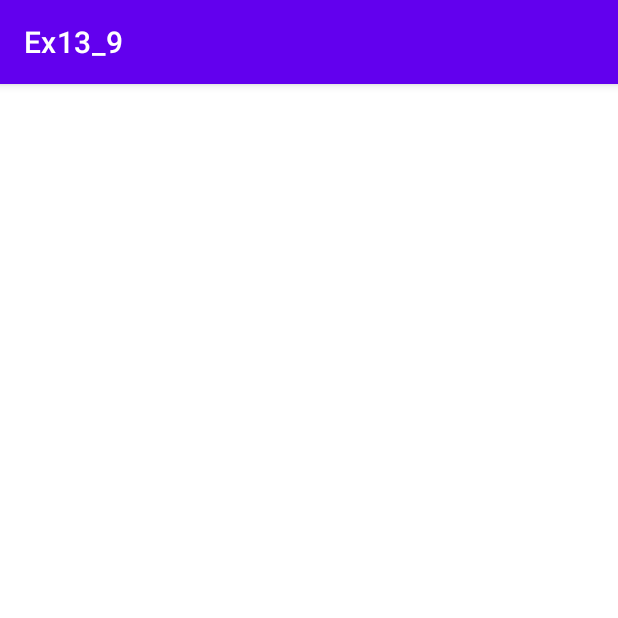
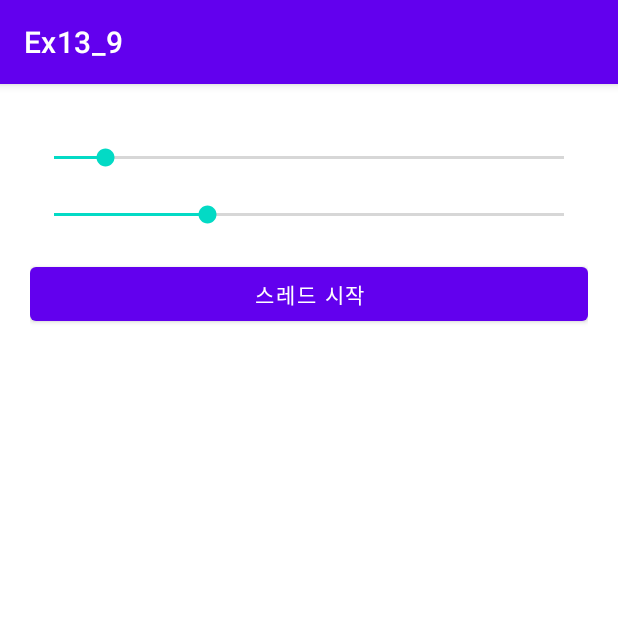
Before and after one commit to koesther0528/Ex13_9, an Android app: the screen it shows after launch (MainActivity), on a phone screen of 412 x 824 dp, the top half of it. Run offline under Robolectric (Android 15) with nearby library versions, the phone set to English and light mode, and no system bars.

Commit message:
Edit activity_main.xml

```diff
--- a/app/src/main/res/layout/activity_main.xml
+++ b/app/src/main/res/layout/activity_main.xml
@@ -4,8 +4,29 @@
     xmlns:tools="http://schemas.android.com/tools"
     android:layout_width="match_parent"
     android:layout_height="match_parent"
+    android:orientation="vertical"
+    android:padding="20dp"
     tools:context=".MainActivity">
 
+    <SeekBar
+        android:layout_marginTop="20dp"
+        android:id="@+id/seek1"
+        android:layout_width="match_parent"
+        android:layout_height="wrap_content"
+        android:progress="10"/>
 
+    <SeekBar
+        android:layout_marginTop="20dp"
+        android:id="@+id/seek2"
+        android:layout_width="match_parent"
+        android:layout_height="wrap_content"
+        android:progress="30"/>
+
+    <Button
+        android:layout_marginTop="20dp"
+        android:id="@+id/btn_start"
+        android:layout_width="match_parent"
+        android:layout_height="wrap_content"
+        android:text="@string/btn_start"/>
 
 </LinearLayout>
--- a/app/src/main/res/values/strings.xml
+++ b/app/src/main/res/values/strings.xml
@@ -1,3 +1,4 @@
 <resources>
     <string name="app_name">Ex13_9</string>
+    <string name="btn_start">스레드 시작</string>
 </resources>
```
